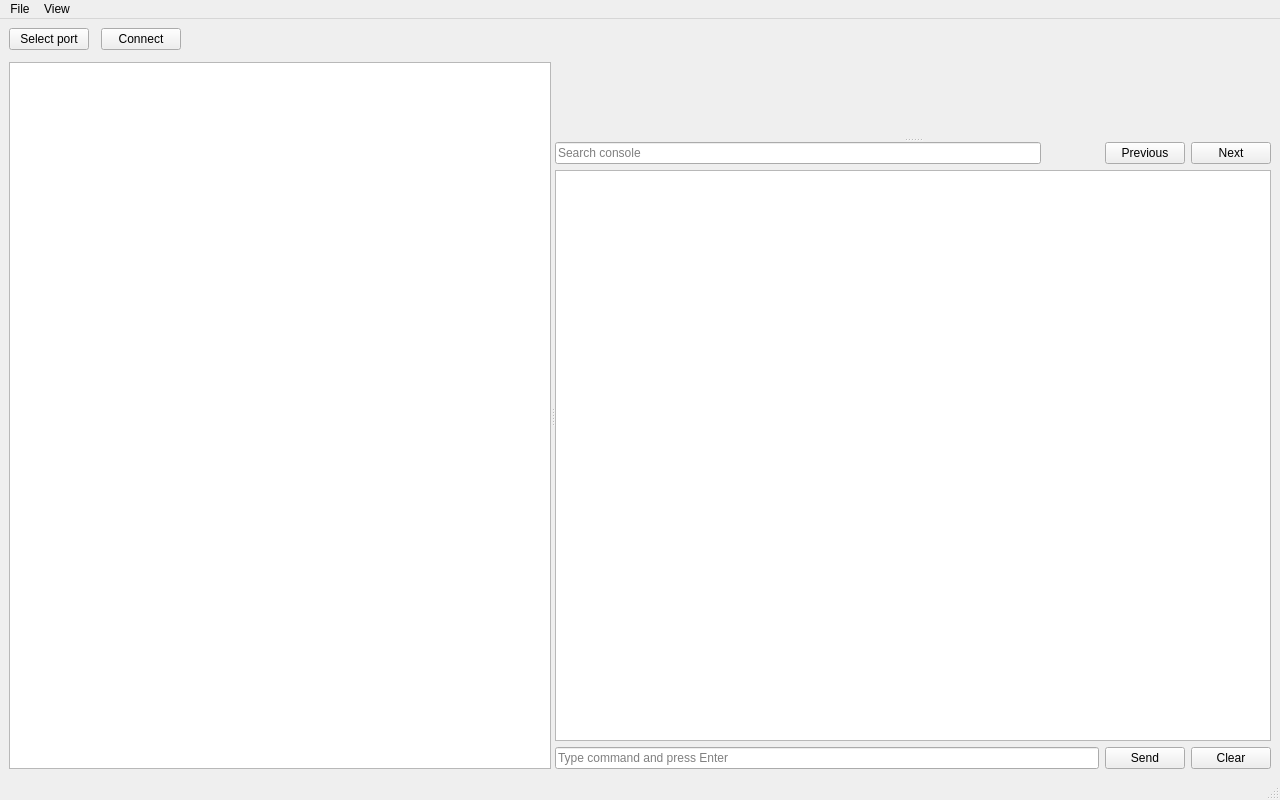
Before: the Qt Designer form form.ui in krupis/PlotTTY, drawn with Qt 5.
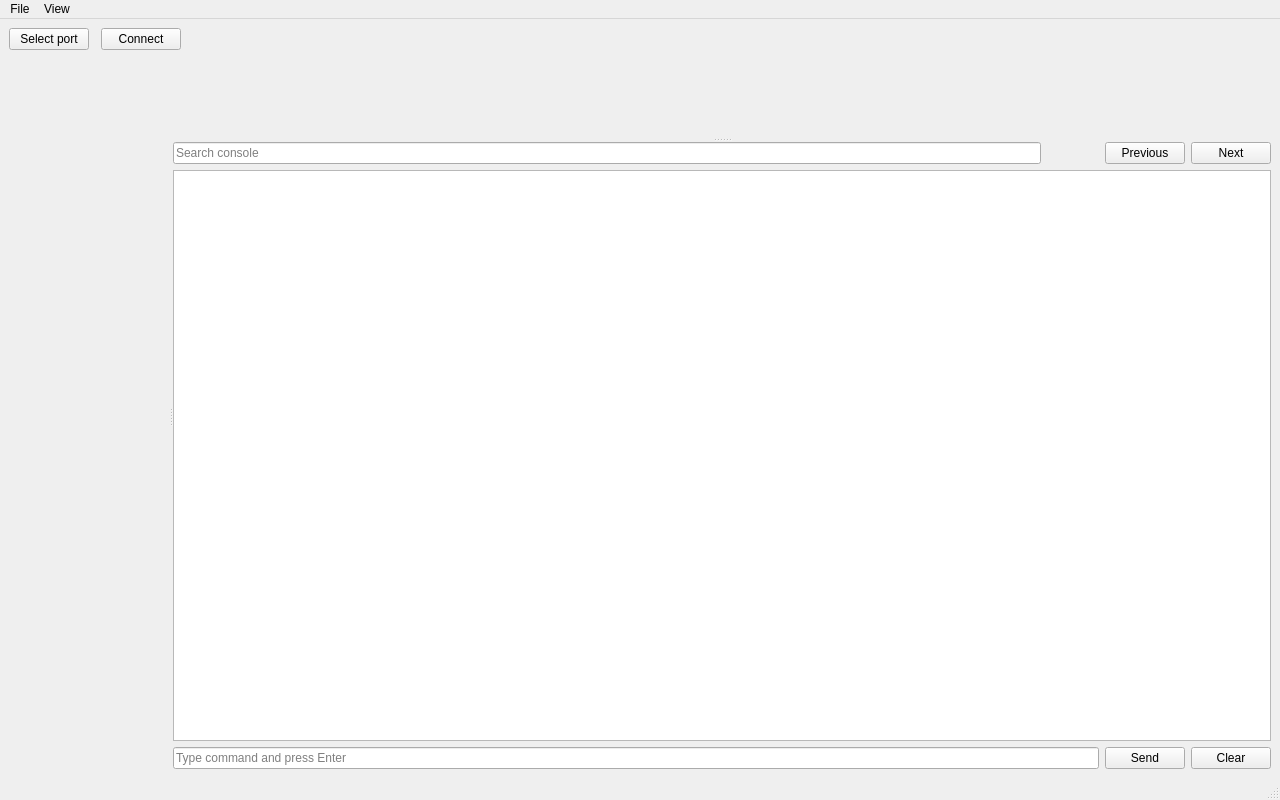
After: the same form once the commit is applied. Custom widgets are drawn as their Qt base class.

Diff of the .ui file:
```diff
--- a/form.ui
+++ b/form.ui
@@ -21,7 +21,6 @@
       <widget class="QWidget" name="SeriesSidebar">
        <property name="minimumSize"><size><width>160</width><height>0</height></size></property>
        <layout class="QVBoxLayout" name="SeriesLayout">
-        <item><widget class="QListWidget" name="SeriesList"><property name="horizontalScrollBarPolicy"><enum>Qt::ScrollBarAlwaysOff</enum></property><property name="textElideMode"><enum>Qt::ElideRight</enum></property></widget></item>
        </layout>
       </widget>
       <widget class="QWidget" name="Workspace">
```
